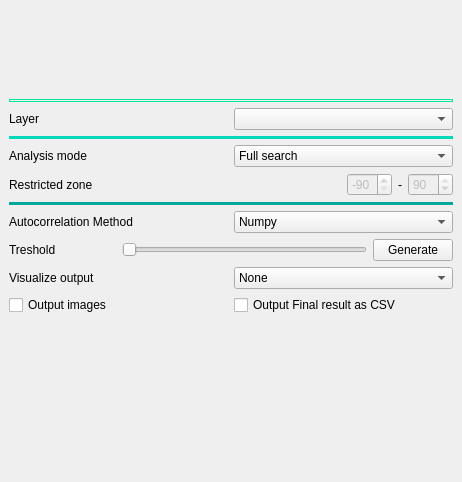
This is UI.ui in KowaskiAnalytics/Napari as Qt 5 draws it before an edit. The edited form follows.
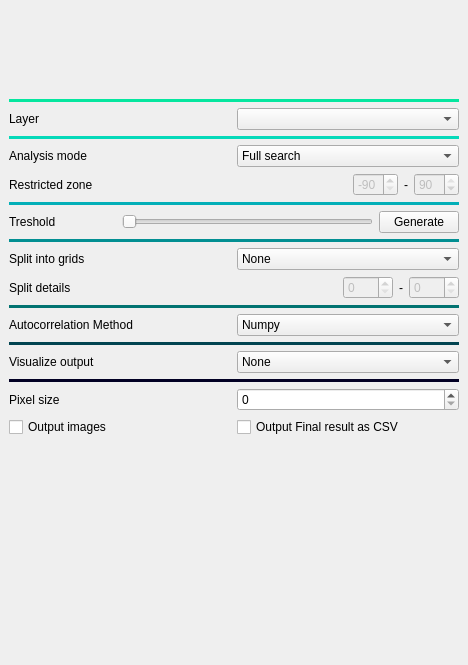
This is the edited form. Icons and pictures are not drawn.

```diff
--- a/UI.ui
+++ b/UI.ui
@@ -6,8 +6,8 @@
    <rect>
     <x>0</x>
     <y>0</y>
-    <width>462</width>
-    <height>482</height>
+    <width>468</width>
+    <height>665</height>
    </rect>
   </property>
   <property name="windowTitle">
@@ -91,7 +91,7 @@
          </size>
         </property>
         <property name="styleSheet">
-         <string notr="true">border: 0.5px solid #05e69f</string>
+         <string notr="true">border: 5px solid #05e69f</string>
         </property>
         <property name="lineWidth">
          <number>5</number>
@@ -179,7 +179,7 @@
          </spacer>
         </item>
         <item>
-         <widget class="QSpinBox" name="spinBox">
+         <widget class="QSpinBox" name="spinBox_zoneLeft">
           <property name="enabled">
            <bool>false</bool>
           </property>
@@ -234,38 +234,13 @@
       <item>
        <widget class="Line" name="line_2">
         <property name="styleSheet">
-         <string notr="true">border: 2px solid #02a89b</string>
+         <string notr="true">border: 2px solid #03afb8</string>
         </property>
         <property name="orientation">
          <enum>Qt::Horizontal</enum>
         </property>
        </widget>
       </item>
-      <item>
-       <layout class="QHBoxLayout" name="horizontalLayout_2">
-        <item>
-         <widget class="QLabel" name="label_3">
-          <property name="text">
-           <string>Autocorrelation Method</string>
-          </property>
-         </widget>
-        </item>
-        <item>
-         <widget class="QComboBox" name="comboBox">
-          <item>
-           <property name="text">
-            <string>Numpy</string>
-           </property>
-          </item>
-          <item>
-           <property name="text">
-            <string>Miso</string>
-           </property>
-          </item>
-         </widget>
-        </item>
-       </layout>
-      </item>
       <item>
        <layout class="QHBoxLayout" name="horizontalLayout_8">
         <item>
@@ -296,6 +271,9 @@
           <property name="enabled">
            <bool>true</bool>
           </property>
+          <property name="maximum">
+           <number>255</number>
+          </property>
           <property name="orientation">
            <enum>Qt::Horizontal</enum>
           </property>
@@ -310,6 +288,166 @@
         </item>
        </layout>
       </item>
+      <item>
+       <widget class="Line" name="line_4">
+        <property name="styleSheet">
+         <string notr="true">border: 2px solid #028f92</string>
+        </property>
+        <property name="orientation">
+         <enum>Qt::Horizontal</enum>
+        </property>
+       </widget>
+      </item>
+      <item>
+       <layout class="QHBoxLayout" name="horizontalLayout_12">
+        <item>
+         <widget class="QLabel" name="label_13">
+          <property name="text">
+           <string>Split into grids</string>
+          </property>
+         </widget>
+        </item>
+        <item>
+         <widget class="QComboBox" name="comboBox_gridsplit">
+          <item>
+           <property name="text">
+            <string>None</string>
+           </property>
+          </item>
+          <item>
+           <property name="text">
+            <string>Auto</string>
+           </property>
+          </item>
+          <item>
+           <property name="text">
+            <string>Manual</string>
+           </property>
+          </item>
+         </widget>
+        </item>
+       </layout>
+      </item>
+      <item>
+       <layout class="QHBoxLayout" name="horizontalLayout_11">
+        <item>
+         <widget class="QLabel" name="label_11">
+          <property name="text">
+           <string>Split details</string>
+          </property>
+         </widget>
+        </item>
+        <item>
+         <spacer name="horizontalSpacer_3">
+          <property name="orientation">
+           <enum>Qt::Horizontal</enum>
+          </property>
+          <property name="sizeHint" stdset="0">
+           <size>
+            <width>40</width>
+            <height>20</height>
+           </size>
+          </property>
+         </spacer>
+        </item>
+        <item>
+         <widget class="QSpinBox" name="spinBox_gridLeft">
+          <property name="enabled">
+           <bool>false</bool>
+          </property>
+          <property name="maximumSize">
+           <size>
+            <width>50</width>
+            <height>16777215</height>
+           </size>
+          </property>
+          <property name="minimum">
+           <number>0</number>
+          </property>
+          <property name="maximum">
+           <number>1000000</number>
+          </property>
+          <property name="value">
+           <number>0</number>
+          </property>
+         </widget>
+        </item>
+        <item alignment="Qt::AlignHCenter">
+         <widget class="QLabel" name="label_12">
+          <property name="text">
+           <string>-</string>
+          </property>
+         </widget>
+        </item>
+        <item>
+         <widget class="QSpinBox" name="spinBox_gridRight">
+          <property name="enabled">
+           <bool>false</bool>
+          </property>
+          <property name="maximumSize">
+           <size>
+            <width>50</width>
+            <height>16777215</height>
+           </size>
+          </property>
+          <property name="minimum">
+           <number>0</number>
+          </property>
+          <property name="maximum">
+           <number>100000</number>
+          </property>
+          <property name="value">
+           <number>0</number>
+          </property>
+         </widget>
+        </item>
+       </layout>
+      </item>
+      <item>
+       <widget class="Line" name="line_17">
+        <property name="styleSheet">
+         <string notr="true">border: 2px solid #027371</string>
+        </property>
+        <property name="orientation">
+         <enum>Qt::Horizontal</enum>
+        </property>
+       </widget>
+      </item>
+      <item>
+       <layout class="QHBoxLayout" name="horizontalLayout_2">
+        <item>
+         <widget class="QLabel" name="label_3">
+          <property name="text">
+           <string>Autocorrelation Method</string>
+          </property>
+         </widget>
+        </item>
+        <item>
+         <widget class="QComboBox" name="comboBox_AutocorMethod">
+          <item>
+           <property name="text">
+            <string>Numpy</string>
+           </property>
+          </item>
+          <item>
+           <property name="text">
+            <string>Miso</string>
+           </property>
+          </item>
+         </widget>
+        </item>
+       </layout>
+      </item>
+      <item>
+       <widget class="Line" name="line_18">
+        <property name="styleSheet">
+         <string notr="true">border: 2px solid #024451</string>
+        </property>
+        <property name="orientation">
+         <enum>Qt::Horizontal</enum>
+        </property>
+       </widget>
+      </item>
       <item>
        <layout class="QHBoxLayout" name="horizontalLayout_10">
         <item>
@@ -340,6 +478,34 @@
         </item>
        </layout>
       </item>
+      <item>
+       <widget class="Line" name="line_19">
+        <property name="styleSheet">
+         <string notr="true">border: 2px solid #020024</string>
+        </property>
+        <property name="orientation">
+         <enum>Qt::Horizontal</enum>
+        </property>
+       </widget>
+      </item>
+      <item>
+       <layout class="QHBoxLayout" name="horizontalLayout_13">
+        <item>
+         <widget class="QLabel" name="label_14">
+          <property name="text">
+           <string>Pixel size</string>
+          </property>
+         </widget>
+        </item>
+        <item>
+         <widget class="QSpinBox" name="spinBox">
+          <property name="maximum">
+           <number>9999999</number>
+          </property>
+         </widget>
+        </item>
+       </layout>
+      </item>
       <item>
        <layout class="QHBoxLayout" name="horizontalLayout_9">
         <item>
```
Left out of the diff: 14 changed lines with no effect on the pictures.
